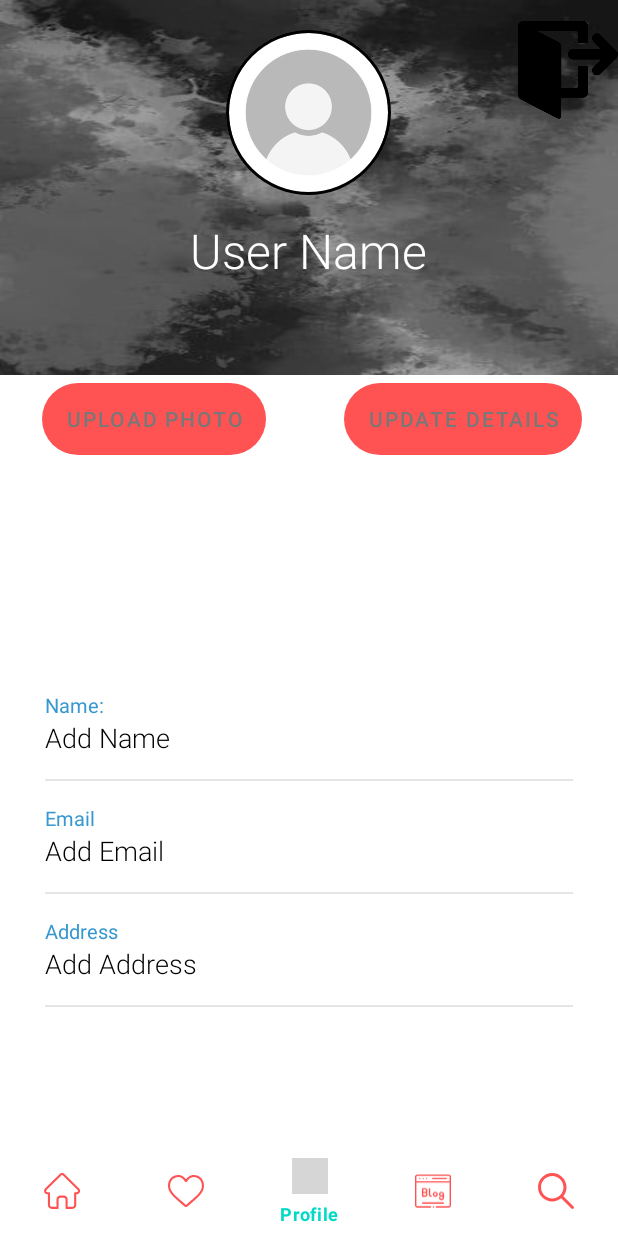
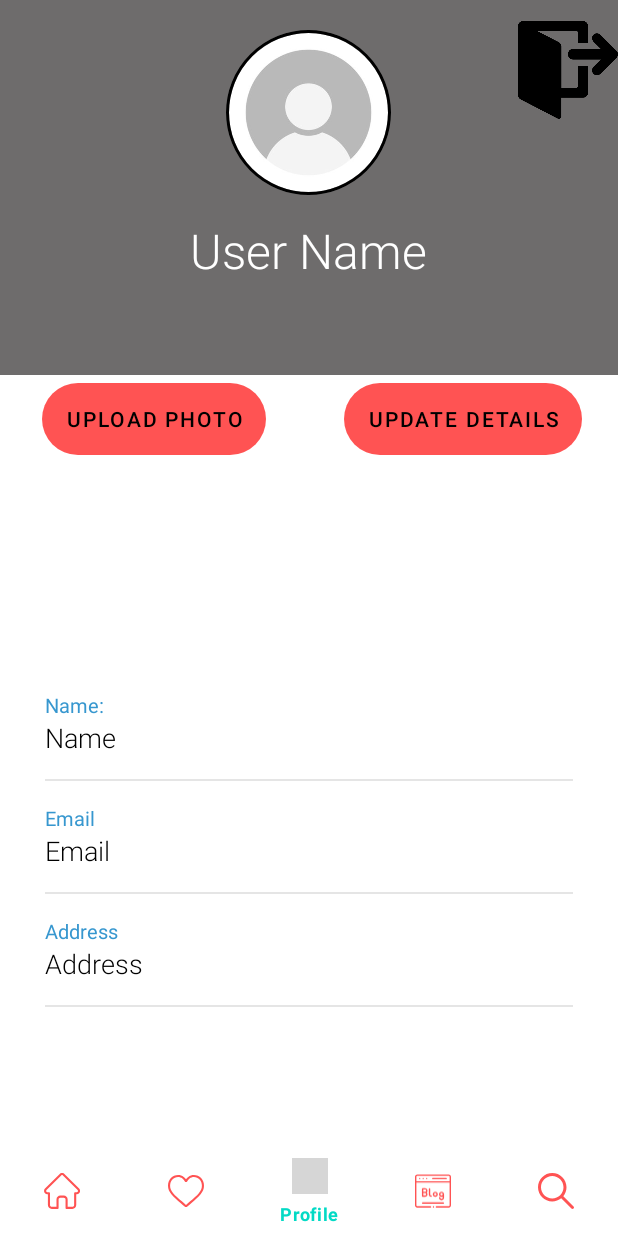
Before and after one commit to Big-Heros-Team/Ginger, an Android app: the ProfileActivity screen opened directly, with no data from a screen before it, on a phone screen of 412 x 824 dp. Run offline under Robolectric (Android 15) with nearby library versions, the phone set to English and light mode, and no system bars; our stand-ins replace CircleImageView, sdp/ssp sizes; libraries missing offline, so code that uses them is left out: com.amplifyframework.core; Roboto replaces fonts that are not available here; 2 statements that could not run were skipped; grey boxes are pictures that could not be loaded.

Commit message:
update style

```diff
--- a/app/src/main/res/layout/activity_blog.xml
+++ b/app/src/main/res/layout/activity_blog.xml
@@ -25,6 +25,7 @@
     android:layout_height="match_parent"
     tools:context=".BlogActivity"
     android:orientation="vertical"
+    android:layout_marginBottom="@dimen/_50sdp"
     >
 
 
@@ -70,7 +71,8 @@
         android:layout_width="320dp"
         android:layout_gravity="center_horizontal"
         android:layout_height="match_parent"
-        tools:itemCount="1" />
+        tools:itemCount="1"
+        />
 
 
     <!--    <ScrollView-->
--- a/app/src/main/res/layout/activity_main.xml
+++ b/app/src/main/res/layout/activity_main.xml
@@ -22,7 +22,7 @@
             android:orientation="vertical">
 
             <TextView
-                android:layout_width="250dp"
+                android:layout_width="match_parent"
                 android:layout_height="wrap_content"
                 android:fontFamily="@font/lobster"
                 android:text="All Recipes"
--- a/app/src/main/res/layout/activity_profile.xml
+++ b/app/src/main/res/layout/activity_profile.xml
@@ -17,7 +17,7 @@
         android:id="@+id/rellay1"
         android:layout_width="match_parent"
         android:layout_height="250dp"
-        android:background="@drawable/graybg"
+        android:background="#6E6C6C"
         android:paddingBottom="20dp">
 
         <ImageButton
@@ -26,9 +26,8 @@
             android:layout_height="100px"
             android:layout_alignParentTop="true"
             android:layout_alignParentEnd="true"
-            android:background="@drawable/logout"
             android:layout_marginTop="@dimen/_10sdp"
-            />
+            android:background="@drawable/logout" />
 
         <RelativeLayout
             android:id="@+id/imgUser"
@@ -56,7 +55,6 @@
                 android:src="@drawable/ic_user_profile"
                 app:civ_border_color="#FF000000"
                 app:civ_border_width="2dp" />
-
 
 
         </RelativeLayout>
@@ -103,7 +101,8 @@
                 android:background="@drawable/btn_bg_design"
 
                 android:layout_height="match_parent"
-                android:text="Upload photo"/>
+                android:text="Upload photo"
+                android:textColor="@color/black"/>
 
             </LinearLayout>
 
@@ -129,7 +128,8 @@
                     android:layout_width="match_parent"
                     android:layout_height="match_parent"
                     android:background="@drawable/btn_bg_design"
-                    android:text="update details"/>
+                    android:text="update details"
+                    android:textColor="@color/black"/>
 
             </LinearLayout>
 
@@ -169,7 +169,7 @@
                     android:layout_width="wrap_content"
                     android:layout_height="wrap_content"
                     android:fontFamily="sans-serif-light"
-                    android:text="Add Name"
+                    android:text="Name"
                     android:textColor="#000000"
                     android:textSize="18sp" />
 
@@ -199,7 +199,7 @@
                     android:layout_width="wrap_content"
                     android:layout_height="wrap_content"
                     android:fontFamily="sans-serif-light"
-                    android:text="Add Email"
+                    android:text="Email"
                     android:textColor="#000000"
                     android:textSize="18sp" />
 
@@ -229,7 +229,7 @@
                     android:layout_width="wrap_content"
                     android:layout_height="wrap_content"
                     android:fontFamily="sans-serif-light"
-                    android:text="Add Address"
+                    android:text="Address"
                     android:textColor="#000000"
                     android:textSize="18sp" />
 
```
Also changed, not shown: app/src/main/res/layout/activity_favorites.xml (+4 -4 lines), app/src/main/res/layout/activity_signin.xml (+4 -7 lines).
